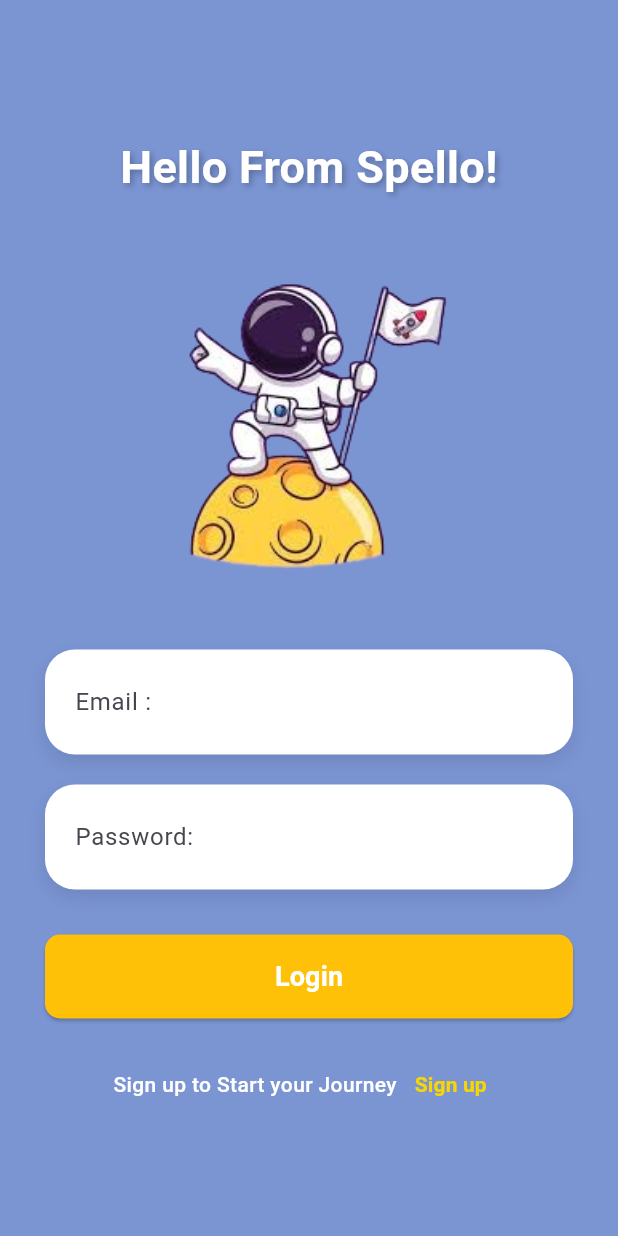
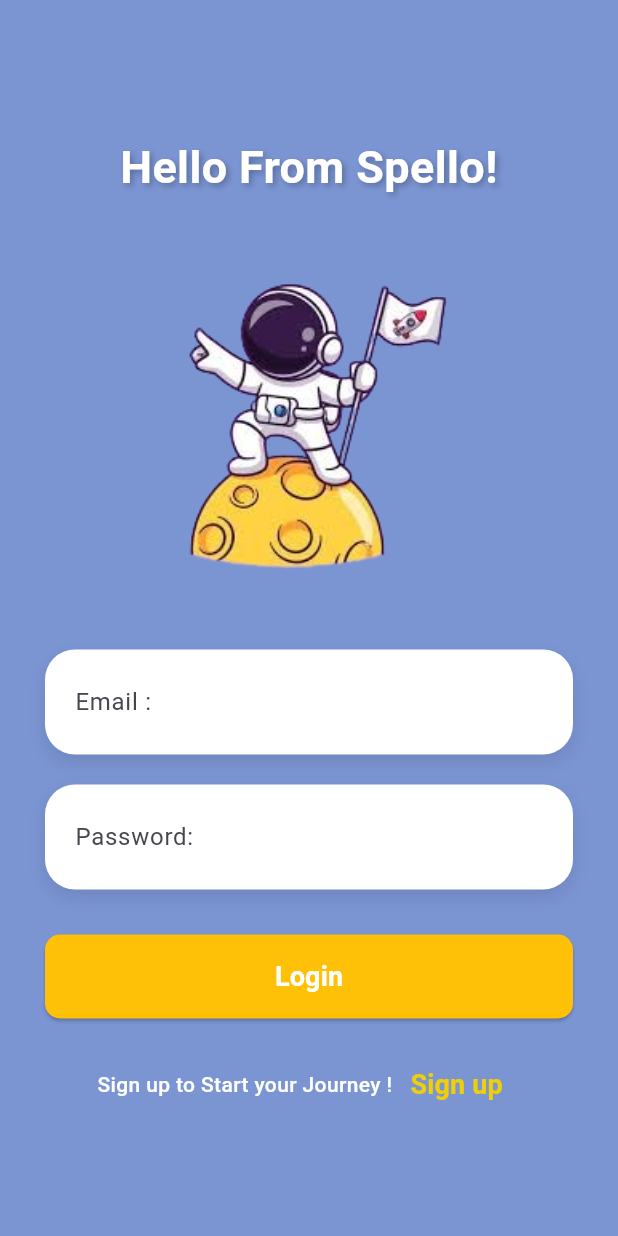
Before and after one commit to nazikanshaffAM/spello_onebysix, a Flutter app: the screen it shows after launch, on a phone screen of 412 x 824 dp. Run offline on Flutter 3.47's test engine with Material 3 defaults, Android fonts, the phone set to English and light mode, and no system bars; our stand-ins replace fl_chart, flutter_slidable, lottie, shared_preferences, shelf, smooth_page_indicator; missing offline and left inert: record, shelf_router, tutorial_coach_mark; project files that could hold a hidden picture were left out.

Commit message:
feat: updated signup clicakble

```diff
--- a/Frontend/lib/pages/LoginRelatedPages/login.dart
+++ b/Frontend/lib/pages/LoginRelatedPages/login.dart
@@ -240,7 +240,7 @@ class _LoginPageState extends State<LoginPage> {
                           mainAxisAlignment: MainAxisAlignment.center,
                           children: [
                             const Text(
-                              'Sign up to Start your Journey',
+                              'Sign up to Start your Journey !',
                               style: TextStyle(
                                 color: Colors.white,
                                 fontWeight: FontWeight.w500,
@@ -257,8 +257,8 @@ class _LoginPageState extends State<LoginPage> {
                               child: const Text(
                                 'Sign up',
                                 style: TextStyle(
-                                  color: Color.fromARGB(255, 247, 214, 1),
-
+                                  color: Color.fromARGB(255, 238, 207, 8),
+                                  fontSize: 18,
                                   fontWeight: FontWeight.bold,
 
                                 ),
```
